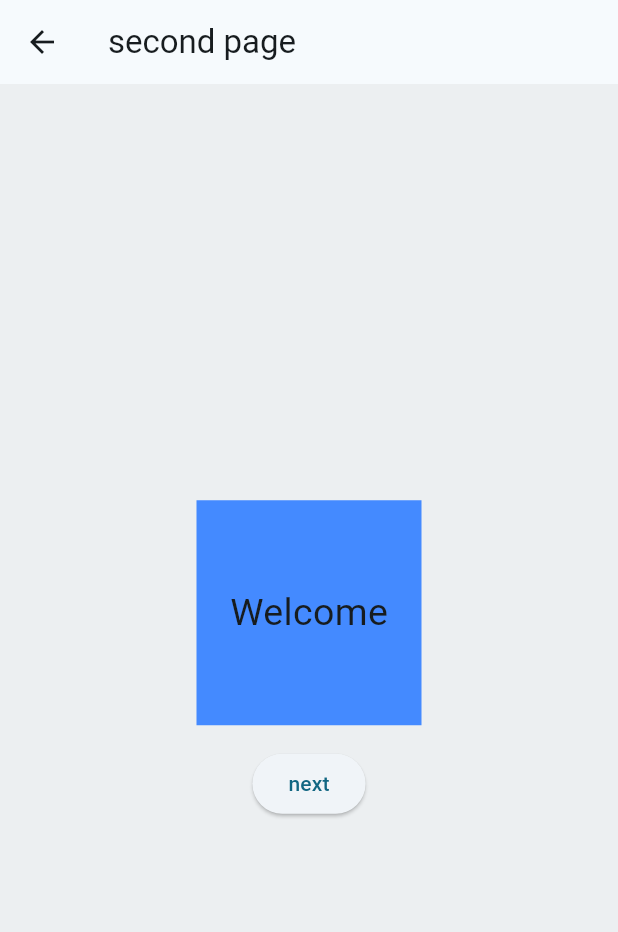
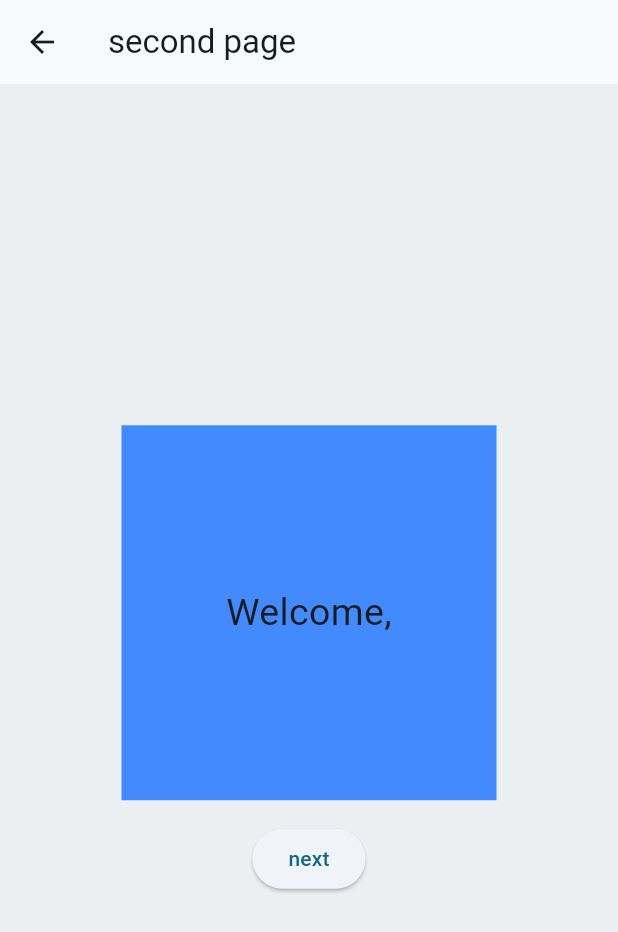
Before and after one commit to Abhishek3499/navigatorpush, a Flutter app: the MyHomePage screen opened directly, after a tap on "click to next", on a phone screen of 412 x 824 dp. Shown: the top 932 px of the screen. Run offline on Flutter 3.47's test engine with Material 3 defaults, Android fonts, the phone set to English and light mode, and no system bars.

Commit message:
Full project upload

```diff
--- a/lib/intropage.dart
+++ b/lib/intropage.dart
@@ -3,6 +3,9 @@ import 'package:navigatorscreeen/main.dart';
 import 'package:navigatorscreeen/thirdpage.dart';
 
 class Intropage extends StatelessWidget {
+  var MyHomePage;
+  Intropage(this.MyHomePage);
+
   @override
   Widget build(BuildContext context) {
     return Scaffold(
@@ -13,11 +16,14 @@ class Intropage extends StatelessWidget {
           mainAxisAlignment: MainAxisAlignment.center,
           children: [
             Container(
-              height: 150,
-              width: 150,
+              height: 250,
+              width: 250,
               color: Colors.blueAccent,
               child: Center(
-                child: Text("Welcome", style: TextStyle(fontSize: 25)),
+                child: Text(
+                  "Welcome,$MyHomePage",
+                  style: TextStyle(fontSize: 25),
+                ),
               ),
             ),
             SizedBox(height: 15),
--- a/lib/main.dart
+++ b/lib/main.dart
@@ -34,6 +34,8 @@ class MyHomePage extends StatefulWidget {
   State<MyHomePage> createState() => _MyHomePageState();
 }
 
+var namecontroller = TextEditingController();
+
 class _MyHomePageState extends State<MyHomePage> {
   @override
   Widget build(BuildContext context) {
@@ -51,20 +53,19 @@ class _MyHomePageState extends State<MyHomePage> {
         child: Column(
           mainAxisAlignment: MainAxisAlignment.center,
           children: [
-            Container(
-              child: Text(
-                "hello world",
-                style: TextStyle(
-                  backgroundColor: Colors.blueGrey,
-                  fontSize: 50,
-                ),
-              ),
-            ),
+            Text("Enter your name", style: TextStyle(fontSize: 50)),
+            SizedBox(height: 20),
+            Container(width: 150, child: TextField(controller: namecontroller)),
+            SizedBox(height: 20),
+
             ElevatedButton(
               onPressed: () {
                 Navigator.push(
                   context,
-                  MaterialPageRoute(builder: (context) => Intropage()),
+                  MaterialPageRoute(
+                    builder: (context) =>
+                        Intropage(namecontroller.text.toString()),
+                  ),
                 );
               },
               child: Text("click to next"),
```
Also changed, not shown: lib/forthpage.dart (+15 -1 lines).
